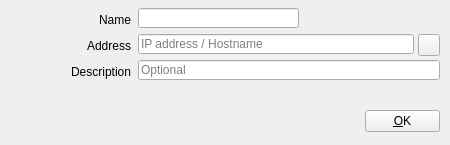
Above: src/Widgets/AtemDeviceDialog.ui from CasparCG/client before the change. Below: the same form after it.
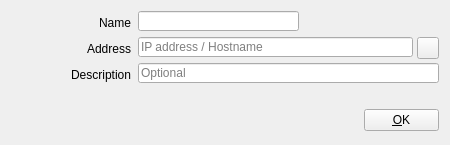
That is the form after the change. Icons and pictures are not drawn.

```diff
--- a/src/Widgets/AtemDeviceDialog.ui
+++ b/src/Widgets/AtemDeviceDialog.ui
@@ -29,7 +29,7 @@
    <property name="geometry">
     <rect>
      <x>60</x>
-     <y>64</y>
+     <y>67</y>
      <width>71</width>
      <height>16</height>
     </rect>
@@ -44,8 +44,8 @@
   <widget class="QPushButton" name="pushButtonOk">
    <property name="geometry">
     <rect>
-     <x>365</x>
-     <y>110</y>
+     <x>364</x>
+     <y>109</y>
      <width>75</width>
      <height>22</height>
     </rect>
@@ -64,8 +64,8 @@
    <property name="geometry">
     <rect>
      <x>138</x>
-     <y>34</y>
-     <width>276</width>
+     <y>37</y>
+     <width>275</width>
      <height>20</height>
     </rect>
    </property>
@@ -77,7 +77,7 @@
    <property name="geometry">
     <rect>
      <x>80</x>
-     <y>38</y>
+     <y>41</y>
      <width>51</width>
      <height>16</height>
     </rect>
@@ -93,8 +93,8 @@
    <property name="geometry">
     <rect>
      <x>138</x>
-     <y>60</y>
-     <width>302</width>
+     <y>63</y>
+     <width>301</width>
      <height>20</height>
     </rect>
    </property>
@@ -106,7 +106,7 @@
    <property name="geometry">
     <rect>
      <x>138</x>
-     <y>8</y>
+     <y>11</y>
      <width>161</width>
      <height>20</height>
     </rect>
@@ -116,7 +116,7 @@
    <property name="geometry">
     <rect>
      <x>80</x>
-     <y>12</y>
+     <y>15</y>
      <width>51</width>
      <height>16</height>
     </rect>
@@ -132,7 +132,7 @@
    <property name="geometry">
     <rect>
      <x>10</x>
-     <y>10</y>
+     <y>13</y>
      <width>64</width>
      <height>64</height>
     </rect>
@@ -150,8 +150,8 @@
   <widget class="QToolButton" name="toolButtonTestConnection">
    <property name="geometry">
     <rect>
-     <x>418</x>
-     <y>34</y>
+     <x>417</x>
+     <y>37</y>
      <width>22</width>
      <height>22</height>
     </rect>
```
